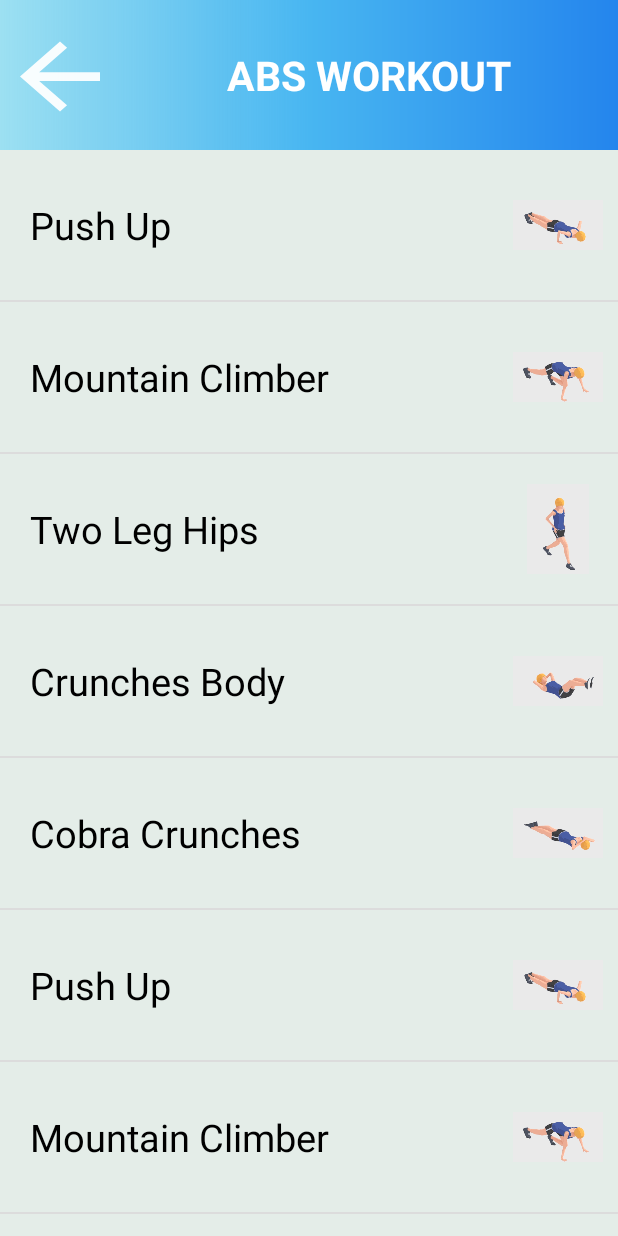
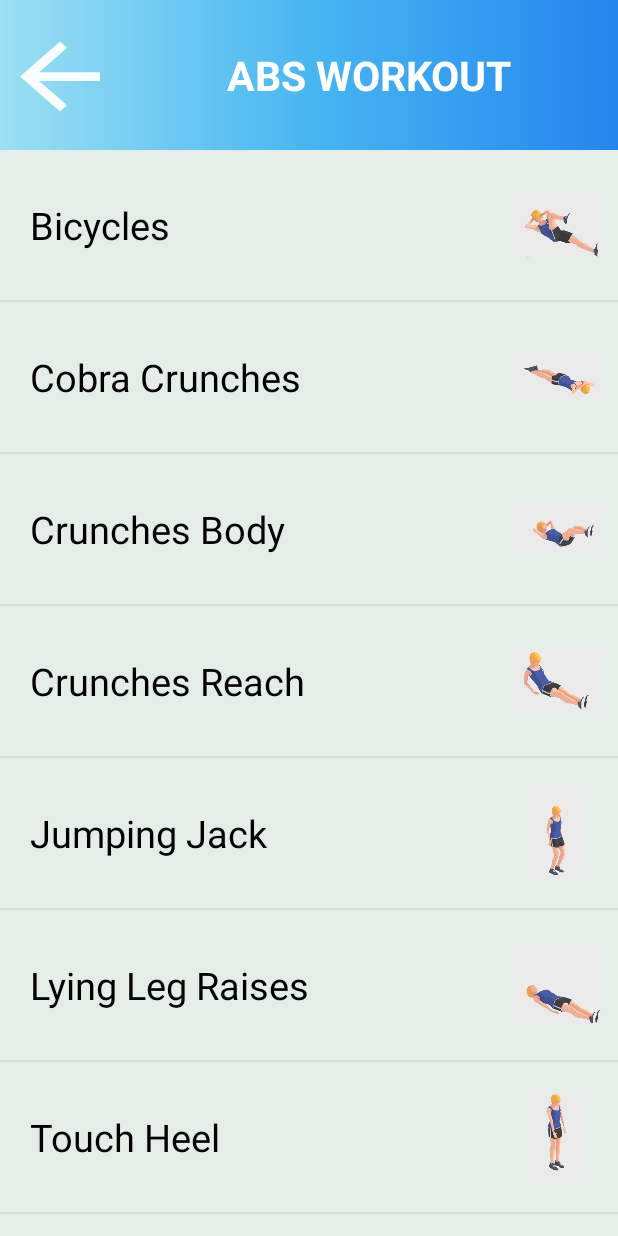
Before and after one commit to NguyenManhTuans/AppGym, an Android app: the AbsviewActivity screen opened directly, with no data from a screen before it, on a phone screen of 412 x 824 dp. Run offline under Robolectric (Android 15) with nearby library versions, the phone set to English and light mode, and no system bars.

Commit message:
Change Workout

```diff
--- a/app/src/main/java/com/example/appgym/activity/SignUpActivity.java
+++ b/app/src/main/java/com/example/appgym/activity/SignUpActivity.java
@@ -6,6 +6,7 @@ import android.content.ContentValues;
 import android.content.Intent;
 import android.database.Cursor;
 import android.os.Bundle;
+import android.util.Patterns;
 import android.view.View;
 import android.widget.Button;
 import android.widget.EditText;
@@ -46,11 +47,11 @@ public class SignUpActivity extends AppCompatActivity {
                 String name=inputUsername.getText().toString();
                 String pass2 = inputConfirmPassword.getText().toString();
                 if(email.equals("") || pass2.equals("") || name.equals("") || pass.equals("")){
-                    Toast.makeText(SignUpActivity.this, "Không hợp lệ", Toast.LENGTH_SHORT).show();
+                    Toast.makeText(SignUpActivity.this, "Thông tin không được để trống", Toast.LENGTH_SHORT).show();
                 }else{
                     Cursor user = db.GetData_Condition("SELECT username FROM users WHERE username = ?", new String[]{ name });
                     if(user != null && user.moveToNext()){
-                        Toast.makeText(SignUpActivity.this, "Ten da ton tai", Toast.LENGTH_SHORT).show();
+                        Toast.makeText(SignUpActivity.this, "Tên tài khoản đã tồn tại", Toast.LENGTH_SHORT).show();
                         user.close();
                     }else{
                         if(inputPassword.getText().toString().equals(inputConfirmPassword.getText().toString())){
--- a/app/src/main/java/com/example/appgym/activity/workout/AbsviewActivity.java
+++ b/app/src/main/java/com/example/appgym/activity/workout/AbsviewActivity.java
@@ -20,14 +20,14 @@ public class AbsviewActivity extends AppCompatActivity {
     TextView txtWorkName;
     ImageView btnBack;
     String[] exerciseNames = {
-            "Push Up", "Mountain Climber", "Two Leg Hips", "Crunches Body", "Cobra Crunches",
-            "Push Up", "Mountain Climber", "Two Leg Hips"
+            "Bicycles", "Cobra Crunches ", "Crunches Body",
+            "Crunches Reach", "Jumping Jack", "Lying Leg Raises",
+            "Touch Heel", "Mountain Climber"
     };
     int[] exerciseImages = {
-            R.drawable.pushup, R.drawable.mountain_climber,  R.drawable.two_legs_hips,
-            R.drawable.crunches_body,  R.drawable.cobra_crunches,
-            R.drawable.pushup, R.drawable.mountain_climber,  R.drawable.two_legs_hips,
-
+            R.drawable.bicycles, R.drawable.cobra_crunches,  R.drawable.crunches_body,
+            R.drawable.crunches_reach, R.drawable.jumping_jack, R.drawable.lying_leg_raises,
+            R.drawable.touch_heel,  R.drawable.mountain_climber
     };
 
     @Override
@@ -51,12 +51,6 @@ public class AbsviewActivity extends AppCompatActivity {
         });
         listView.setOnItemClickListener(new AdapterView.OnItemClickListener() {
             @Override
-//            public void onItemClick(AdapterView<?> adapterView, View view, int i, long l) {
-//                Intent intent = new Intent(getApplicationContext(), ListdataActivity.class);
-//                intent.putExtra("name", exerciseNames[i]);
-//                intent.putExtra("image", exerciseImages[i]);
-//                startActivity(intent);
-//            }
             public void onItemClick(AdapterView<?> adapterView, View view, int position, long l) {
                 Intent intent = new Intent(getApplicationContext(), AbsActivity.class);
                 intent.putExtra("name", exerciseNames[position]);
```
Also changed, not shown: app/src/main/java/com/example/appgym/activity/workout/AbsActivity.java (+7 -8 lines), app/src/main/java/com/example/appgym/activity/workout/ArmActivity.java (+4 -3 lines), app/src/main/java/com/example/appgym/activity/workout/ArmviewActivity.java (+4 -9 lines), app/src/main/java/com/example/appgym/activity/workout/ChestActivity.java (+6 -3 lines), app/src/main/java/com/example/appgym/activity/workout/ChestviewActivity.java (+6 -11 lines), app/src/main/java/com/example/appgym/activity/workout/LegActivity.java (+9 -5 lines), app/src/main/java/com/example/appgym/activity/workout/LegviewActivity.java (+6 -9 lines).
